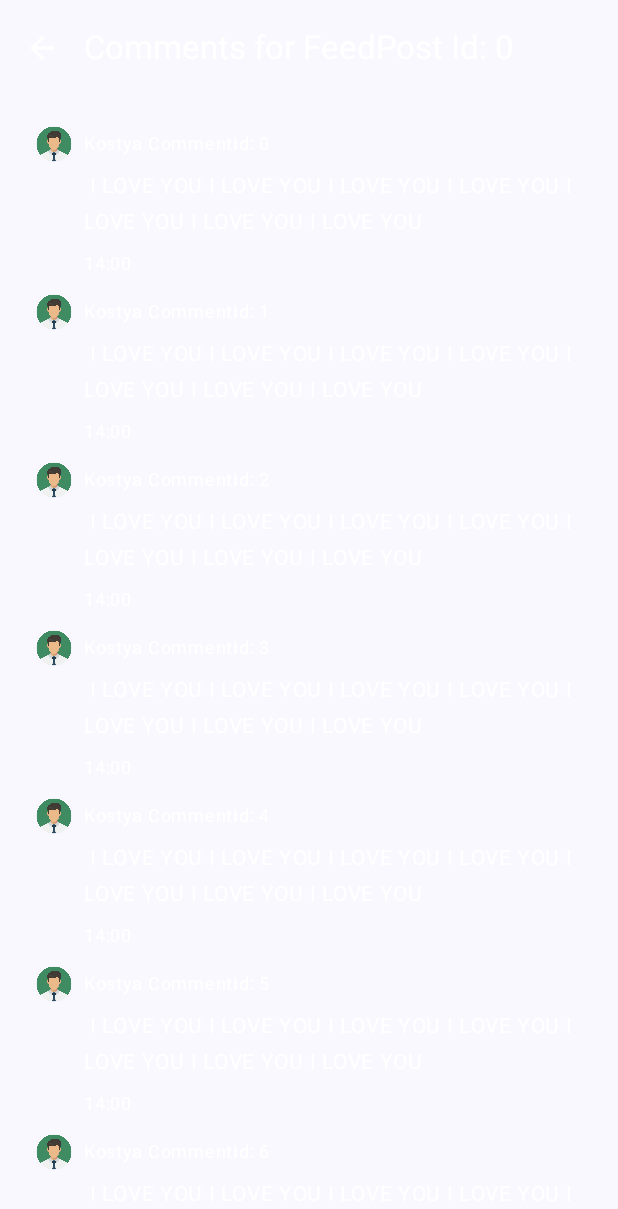
After one commit to BorisovKostya2006/Vk, an Android app built with Jetpack Compose: the composable CommentsScreen shown on its own in the app's theme, on a phone screen of 412 x 824 dp. The commit adds this screen. Shown: the top 1209 px of the screen. Run offline under Robolectric (Android 15) with nearby library versions, the phone set to English and light mode, and no system bars.

Commit message:
Scaffold, topBar, commentsScreen, LazyColumn

```diff
--- /dev/null
+++ b/app/src/main/java/com/example/vk/Comment.kt
@@ -0,0 +1,9 @@
+package com.example.vk
+
+class Comment(
+    val publicationDate : String = "14:00",
+    val  id : Int,
+    val iconAuthor : Int = R.drawable.comment_author_avatar,
+    val authorName : String = "Kostya",
+    val commentText : String = " I LOVE YOU I LOVE YOU I LOVE YOU I LOVE YOU I LOVE YOU I LOVE YOU I LOVE YOU"
+)
--- /dev/null
+++ b/app/src/main/java/com/example/vk/CommentsScreen.kt
@@ -0,0 +1,106 @@
+package com.example.vk
+
+import androidx.compose.foundation.Image
+import androidx.compose.foundation.layout.Column
+import androidx.compose.foundation.layout.PaddingValues
+import androidx.compose.foundation.layout.Row
+import androidx.compose.foundation.layout.Spacer
+import androidx.compose.foundation.layout.fillMaxWidth
+import androidx.compose.foundation.layout.height
+import androidx.compose.foundation.layout.padding
+import androidx.compose.foundation.layout.size
+import androidx.compose.foundation.layout.width
+import androidx.compose.foundation.lazy.LazyColumn
+import androidx.compose.foundation.lazy.items
+import androidx.compose.material.icons.Icons
+import androidx.compose.material.icons.filled.ArrowBack
+import androidx.compose.material3.ExperimentalMaterial3Api
+import androidx.compose.material3.Icon
+import androidx.compose.material3.IconButton
+import androidx.compose.material3.MaterialTheme
+import androidx.compose.material3.Scaffold
+import androidx.compose.material3.Text
+import androidx.compose.material3.TopAppBar
+import androidx.compose.material3.TopAppBarDefaults
+import androidx.compose.runtime.Composable
+import androidx.compose.ui.Modifier
+import androidx.compose.ui.res.painterResource
+import androidx.compose.ui.unit.dp
+import androidx.compose.ui.unit.sp
+
+@OptIn(ExperimentalMaterial3Api::class)
+
+@Composable
+fun CommentsScreen(feedPost: FeedPost) {
+    val comments: MutableList<Comment> = mutableListOf()
+    comments.apply {
+        repeat(150) {
+            comments.add(Comment(id = it))
+        }
+    }
+    Scaffold(
+        topBar = {
+            TopAppBar(
+                title = { Text("Comments for FeedPost Id: ${feedPost.id}") },
+                navigationIcon = {
+                    IconButton(onClick = {}) {
+                        Icon(
+                            imageVector = Icons.Filled.ArrowBack,
+                            contentDescription = null
+                        )
+                    }
+                },
+                colors = TopAppBarDefaults.topAppBarColors(  // Используем colors
+                    containerColor = MaterialTheme.colorScheme.background,
+                    titleContentColor = MaterialTheme.colorScheme.onPrimary,
+                    navigationIconContentColor = MaterialTheme.colorScheme.onPrimary,
+                ),
+                )
+
+        },
+        content = { paddingValues ->
+            LazyColumn(
+                modifier = Modifier.padding(paddingValues),
+                contentPadding = PaddingValues(
+                    end = 8.dp,
+                    start = 8.dp,
+                    bottom = 72.dp,
+                    top = 16.dp
+                )
+            ) {
+                items(
+                    items = comments,
+                    key = { it.id },
+                ) { comment ->
+                    CommentView(comment)
+                }
+            }
+        }
+    )
+}
+@Composable
+private fun CommentView(comment: Comment){
+    Row(modifier = Modifier
+        .fillMaxWidth()
+        .padding(horizontal = 16.dp,
+            vertical = 4.dp)
+    ) {
+        Image(
+            painterResource(comment.iconAuthor),
+            contentDescription = null,
+            Modifier.size(24.dp)
+        )
+        Spacer(Modifier.width(8.dp))
+        Column {
+            Text(text = "${comment.authorName} CommentId: ${comment.id}",
+                color = MaterialTheme.colorScheme.onPrimary,
+                fontSize = 12.sp)
+            Spacer(Modifier.height(4.dp))
+            Text(text = comment.commentText,color = MaterialTheme.colorScheme.onPrimary,
+                fontSize = 14.sp)
+            Spacer(Modifier.height(4.dp))
+            Text(text = comment.publicationDate,color = MaterialTheme.colorScheme.onSecondary,
+                fontSize = 12.sp)
+        }
+    }
+}
```
Also changed, not shown: app/src/main/java/com/example/vk/MainActivity.kt (+2 -6 lines), app/src/main/res/drawable/comment_author_avatar.png (added).
